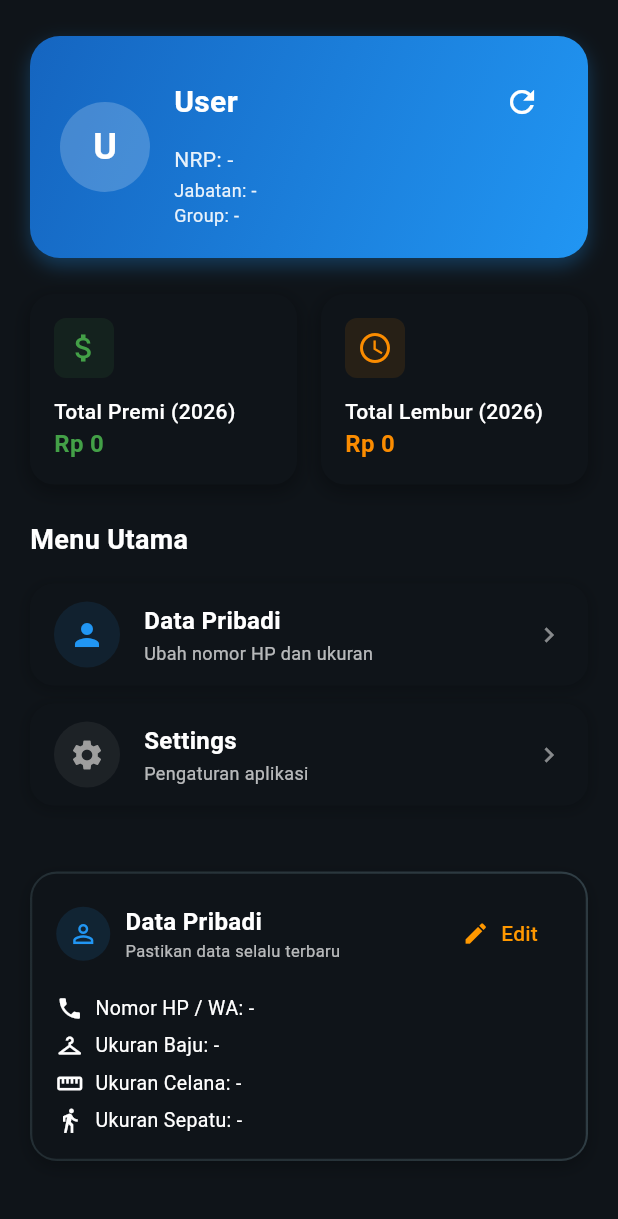
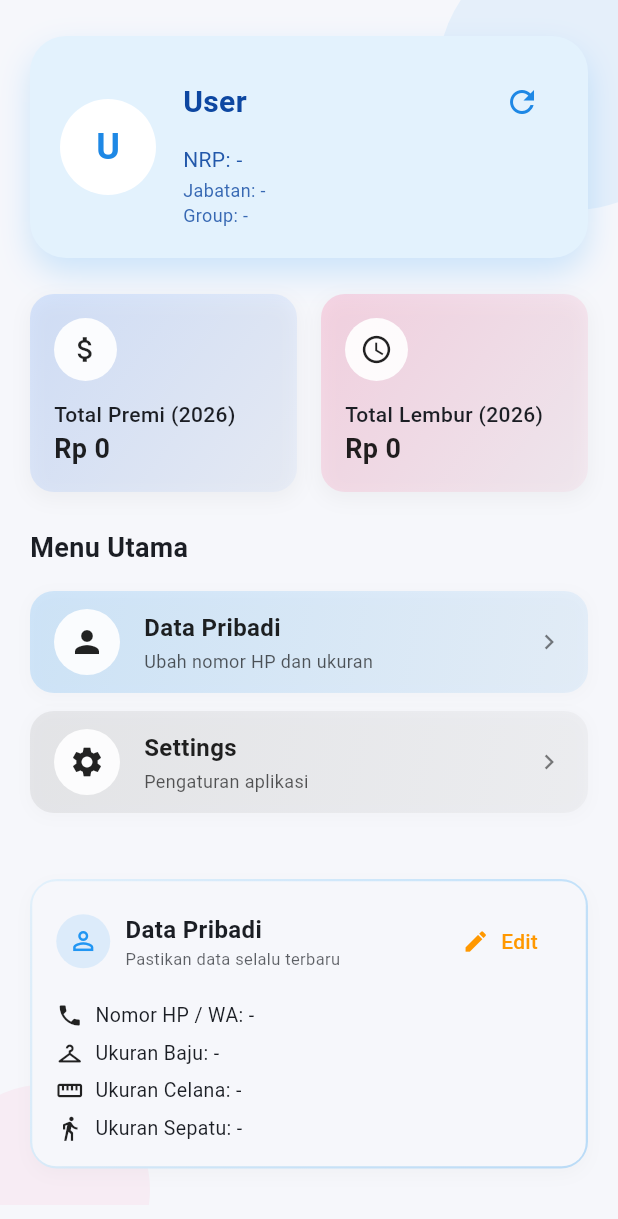
Before and after one commit to levanza1358/mti_ptk, a Flutter app: the HomePage screen opened by its route, on a phone screen of 412 x 824 dp. Shown: the top 1219 px of the screen. Run offline on Flutter 3.47's test engine with Material 3 defaults, Android fonts, the phone set to English and light mode, and no system bars; our stand-ins replace file_picker, get, open_filex, pdf, printing, share_plus and 4 more; missing offline and left inert: dart:html, excel; accounts and stored records are empty.

Commit message:
feat(theme): change default theme to light and add system theme mode
Update the app's default theme from dark to light mode and add support for system theme preference. Also enhance the color scheme with additional customizations for better visual consistency.

```diff
--- a/lib/main.dart
+++ b/lib/main.dart
@@ -55,10 +55,28 @@ class MyApp extends StatelessWidget {
       title: 'PT Multi Terminal Indonesia LR 2 Area Pontianak',
       theme: ThemeData(
         useMaterial3: true,
-        brightness: Brightness.dark,
+        brightness: Brightness.light,
         colorScheme: ColorScheme.fromSeed(
           seedColor: Colors.blue,
-          brightness: Brightness.dark,
+          brightness: Brightness.light,
+        ).copyWith(
+          primary: Colors.blue.shade600,
+          onPrimary: Colors.white,
+          primaryContainer: Colors.blue.shade50,
+          onPrimaryContainer: Colors.blue.shade900,
+          secondary: Colors.pinkAccent.shade100,
+          onSecondary: Colors.white,
+          secondaryContainer: Colors.pink.shade50,
+          onSecondaryContainer: Colors.pink.shade900,
+          surface: const Color(0xFFF6F7FB),
+          onSurface: const Color(0xFF1B1E24),
+          surfaceContainerHighest: Colors.white,
+          onSurfaceVariant: Colors.grey.shade700,
+          outline: Colors.grey.shade300,
+          outlineVariant: Colors.grey.shade200,
+          shadow: Colors.black.withValues(alpha: 0.1),
+          inverseSurface: const Color(0xFF1B1E24),
+          onInverseSurface: Colors.white,
         ),
       ),
       darkTheme: ThemeData(
@@ -100,7 +118,7 @@ class MyApp extends StatelessWidget {
           surfaceTint: Colors.blue.shade300,
         ),
       ),
-      themeMode: ThemeMode.dark,
+      themeMode: ThemeMode.system,
       initialRoute: initialRoute,
       getPages: [
         GetPage(
--- a/lib/page/home_page.dart
+++ b/lib/page/home_page.dart
@@ -12,66 +12,92 @@ class HomePage extends StatelessWidget {
     final LoginController loginController = Get.find<LoginController>();
     final HomeController homeController = Get.put(HomeController());
 
+    final isDark = Theme.of(context).brightness == Brightness.dark;
+    final background = isDark
+        ? Theme.of(context).scaffoldBackgroundColor
+        : Theme.of(context).colorScheme.surface;
+
     return Scaffold(
-      backgroundColor: Theme.of(context).scaffoldBackgroundColor,
+      backgroundColor: background,
       appBar: AppBar(
         elevation: 0,
         backgroundColor: Colors.transparent,
-        toolbarHeight: 0, // Hide AppBar but keep status bar control
+        toolbarHeight: 0,
       ),
-      body: SingleChildScrollView(
-        padding: const EdgeInsets.symmetric(horizontal: 20.0, vertical: 24.0),
+      body: Stack(
+        children: [
+          Positioned(
+            top: -40,
+            right: -60,
+            child: Container(
+              width: 180,
+              height: 180,
+              decoration: BoxDecoration(
+                shape: BoxShape.circle,
+                color: Colors.blue.withValues(alpha: 0.08),
+              ),
+            ),
+          ),
+          Positioned(
+            bottom: -60,
+            left: -40,
+            child: Container(
+              width: 140,
+              height: 140,
+              decoration: BoxDecoration(
+                shape: BoxShape.circle,
+                color: Colors.pinkAccent.withValues(alpha: 0.06),
+              ),
+            ),
+          ),
+          SingleChildScrollView(
+            padding:
+                const EdgeInsets.symmetric(horizontal: 20.0, vertical: 24.0),
             child: Column(
               crossAxisAlignment: CrossAxisAlignment.start,
               children: [
-            // User Profile + Data Pribadi
                 Obx(() {
                   final user = loginController.currentUser.value;
                   final userDetail = homeController.userDetail.value ?? {};
 
-              final nama =
-                  (userDetail['name'] ?? user?['name'] ?? 'User').toString();
-              final nrp = (userDetail['nrp'] ?? user?['nrp'] ?? '-').toString();
+                  final nama = (userDetail['name'] ?? user?['name'] ?? 'User')
+                      .toString();
+                  final nrp =
+                      (userDetail['nrp'] ?? user?['nrp'] ?? '-').toString();
                   final jabatan =
-                  (userDetail['jabatan'] ?? user?['jabatan'] ?? '-').toString();
+                      (userDetail['jabatan'] ?? user?['jabatan'] ?? '-')
+                          .toString();
                   final group =
                       (userDetail['group'] ?? user?['group'] ?? '-').toString();
 
                   return Container(
                     padding: const EdgeInsets.all(20),
                     decoration: BoxDecoration(
-                  gradient: LinearGradient(
-                    colors: [Colors.blue.shade800, Colors.blue.shade500],
-                    begin: Alignment.topLeft,
-                    end: Alignment.bottomRight,
-                  ),
-                  borderRadius: BorderRadius.circular(20),
+                      color: Theme.of(context).colorScheme.primaryContainer,
+                      borderRadius: BorderRadius.circular(24),
                       boxShadow: [
                         BoxShadow(
-                      color: Colors.blue.withValues(alpha: 0.3),
-                      blurRadius: 10,
-                      offset: const Offset(0, 5),
+                          color: Colors.blue.withValues(alpha: 0.20),
+                          blurRadius: 18,
+                          offset: const Offset(0, 10),
                         ),
                       ],
                     ),
-                child: Column(
-                  crossAxisAlignment: CrossAxisAlignment.start,
-                  children: [
-                    Row(
+                    child: Row(
                       children: [
                         CircleAvatar(
-                          radius: 30,
-                          backgroundColor: Colors.white.withValues(alpha: 0.2),
+                          radius: 32,
+                          backgroundColor: Colors.white,
                           child: Text(
                             (nama.isNotEmpty ? nama[0] : 'U').toUpperCase(),
-                            style: const TextStyle(
+                            style: TextStyle(
                               fontSize: 24,
                               fontWeight: FontWeight.bold,
-                              color: Colors.white,
+                              color: Theme.of(context).colorScheme.primary,
                             ),
                           ),
                         ),
-                        const SizedBox(width: 16),
+                        const SizedBox(width: 18),
                         Expanded(
                           child: Column(
                             crossAxisAlignment: CrossAxisAlignment.start,
@@ -81,17 +107,20 @@ class HomePage extends StatelessWidget {
                                   Expanded(
                                     child: Text(
                                       nama,
-                                      style: const TextStyle(
+                                      style: TextStyle(
                                         fontSize: 20,
                                         fontWeight: FontWeight.bold,
-                                        color: Colors.white,
+                                        color: Theme.of(context)
+                                            .colorScheme
+                                            .onPrimaryContainer,
                                       ),
                                       overflow: TextOverflow.ellipsis,
                                     ),
                                   ),
                                   IconButton(
                                     icon: const Icon(Icons.refresh),
-                                    color: Colors.white,
+                                    color:
+                                        Theme.of(context).colorScheme.primary,
                                     tooltip: 'Refresh',
                                     onPressed: () {
                                       homeController.fetchUserDetail();
@@ -105,7 +134,10 @@ class HomePage extends StatelessWidget {
                                 'NRP: $nrp',
                                 style: TextStyle(
                                   fontSize: 14,
-                                  color: Colors.white.withValues(alpha: 0.9),
+                                  color: Theme.of(context)
+                                      .colorScheme
+                                      .onPrimaryContainer
+                                      .withValues(alpha: 0.9),
                                 ),
                               ),
                               const SizedBox(height: 2),
@@ -113,14 +145,20 @@ class HomePage extends StatelessWidget {
                                 'Jabatan: $jabatan',
                                 style: TextStyle(
                                   fontSize: 12,
-                                  color: Colors.white.withValues(alpha: 0.9),
+                                  color: Theme.of(context)
+                                      .colorScheme
+                                      .onPrimaryContainer
+                                      .withValues(alpha: 0.8),
                                 ),
                               ),
                               Text(
                                 'Group: $group',
                                 style: TextStyle(
                                   fontSize: 12,
-                                  color: Colors.white.withValues(alpha: 0.9),
+                                  color: Theme.of(context)
+                                      .colorScheme
+                                      .onPrimaryContainer
+                                      .withValues(alpha: 0.8),
                                 ),
                               ),
                             ],
@@ -128,14 +166,9 @@ class HomePage extends StatelessWidget {
                         ),
                       ],
                     ),
-                  ],
-                ),
                   );
                 }),
-
                 const SizedBox(height: 24),
-
-            // Summary Section
                 Obx(() {
                   if (homeController.isLoading.value) {
                     return const Center(
@@ -156,8 +189,9 @@ class HomePage extends StatelessWidget {
                           context,
                           'Total Premi (${DateTime.now().year})',
                           '',
-                      currencyFormat.format(homeController.totalPremi.value),
-                      Colors.green.shade600,
+                          currencyFormat
+                              .format(homeController.totalPremi.value),
+                          Colors.blueAccent,
                           Icons.attach_money,
                         ),
                       ),
@@ -167,17 +201,16 @@ class HomePage extends StatelessWidget {
                           context,
                           'Total Lembur (${DateTime.now().year})',
                           '',
-                      currencyFormat.format(homeController.totalLembur.value),
-                      Colors.orange.shade600,
+                          currencyFormat
+                              .format(homeController.totalLembur.value),
+                          Colors.pinkAccent,
                           Icons.access_time,
                         ),
                       ),
                     ],
                   );
                 }),
-
                 const SizedBox(height: 24),
-
                 Text(
                   "Menu Utama",
                   style: TextStyle(
@@ -187,10 +220,9 @@ class HomePage extends StatelessWidget {
                   ),
                 ),
                 const SizedBox(height: 16),
-
-            // Menu List
                 Obx(() {
-              final permissions = loginController.currentJabatan.value ?? {};
+                  final permissions =
+                      loginController.currentJabatan.value ?? {};
 
                   // Helper to check permission
                   bool has(String key) => permissions[key] == true;
@@ -320,24 +352,27 @@ class HomePage extends StatelessWidget {
                     children: menuItems,
                   );
                 }),
-
                 const SizedBox(height: 24),
-
                 Obx(() {
                   final user = loginController.currentUser.value;
                   final userDetail = homeController.userDetail.value ?? {};
-              final isDetailLoading = homeController.isUserDetailLoading.value;
+                  final isDetailLoading =
+                      homeController.isUserDetailLoading.value;
 
                   final rawKontak =
-                  (userDetail['kontak'] ?? user?['kontak'] ?? '').toString();
-              final kontak = rawKontak.isEmpty ? '-' : _formatPhone(rawKontak);
-              final ukuranBaju = (userDetail['ukuran_baju'] ?? '-').toString();
+                      (userDetail['kontak'] ?? user?['kontak'] ?? '')
+                          .toString();
+                  final kontak =
+                      rawKontak.isEmpty ? '-' : _formatPhone(rawKontak);
+                  final ukuranBaju =
+                      (userDetail['ukuran_baju'] ?? '-').toString();
                   final ukuranCelana =
                       (userDetail['ukuran_celana'] ?? '-').toString();
                   final ukuranSepatu =
                       (userDetail['ukuran_sepatu'] ?? '-').toString();
 
-              final isDark = Theme.of(context).brightness == Brightness.dark;
+                  final isDark =
+                      Theme.of(context).brightness == Brightness.dark;
 
                   return Container(
                     margin: const EdgeInsets.only(top: 8),
@@ -385,7 +420,8 @@ class HomePage extends StatelessWidget {
                                     padding: const EdgeInsets.all(8),
                                     decoration: BoxDecoration(
                                       shape: BoxShape.circle,
-                                  color: Colors.blue.withValues(alpha: 0.12),
+                                      color:
+                                          Colors.blue.withValues(alpha: 0.12),
                                     ),
                                     child: const Icon(
                                       Icons.person_outline,
@@ -395,7 +431,8 @@ class HomePage extends StatelessWidget {
                                   ),
                                   const SizedBox(width: 10),
                                   Column(
-                                crossAxisAlignment: CrossAxisAlignment.start,
+                                    crossAxisAlignment:
+                                        CrossAxisAlignment.start,
                                     children: [
                                       Text(
                                         'Data Pribadi',
@@ -517,6 +554,8 @@ class HomePage extends StatelessWidget {
               ],
             ),
           ),
+        ],
+      ),
     );
   }
 
@@ -524,10 +563,20 @@ class HomePage extends StatelessWidget {
       String value, Color color, IconData icon) {
     final isDark = Theme.of(context).brightness == Brightness.dark;
     final hasSubtitle = subtitle.trim().isNotEmpty;
+
+    final bgGradient = LinearGradient(
+      colors: [
+        color.withValues(alpha: isDark ? 0.35 : 0.18),
+        color.withValues(alpha: isDark ? 0.15 : 0.05),
+      ],
+      begin: Alignment.topLeft,
+      end: Alignment.bottomRight,
+    );
+
     return Container(
       padding: const EdgeInsets.all(16),
       decoration: BoxDecoration(
-        color: Theme.of(context).cardColor,
+        gradient: bgGradient,
         borderRadius: BorderRadius.circular(16),
         boxShadow: [
           BoxShadow(
@@ -544,12 +593,16 @@ class HomePage extends StatelessWidget {
         crossAxisAlignment: CrossAxisAlignment.start,
         children: [
           Container(
-            padding: const EdgeInsets.all(8),
+            padding: const EdgeInsets.all(10),
             decoration: BoxDecoration(
-              color: color.withValues(alpha: 0.1),
-              borderRadius: BorderRadius.circular(8),
+              color: Colors.white.withValues(alpha: isDark ? 0.08 : 0.9),
+              shape: BoxShape.circle,
             ),
-            child: Icon(icon, color: color, size: 24),
+            child: Icon(
+              icon,
+              color: isDark ? color : Colors.black87,
+              size: 22,
+            ),
           ),
           const SizedBox(height: 12),
           Text(
@@ -557,7 +610,7 @@ class HomePage extends StatelessWidget {
             style: TextStyle(
               fontSize: 14,
               fontWeight: FontWeight.w500,
-              color: Theme.of(context).textTheme.bodyMedium?.color,
+              color: Theme.of(context).colorScheme.onSurface,
             ),
           ),
           if (hasSubtitle)
@@ -572,9 +625,9 @@ class HomePage extends StatelessWidget {
           Text(
             value,
             style: TextStyle(
-              fontSize: 16,
+              fontSize: 18,
               fontWeight: FontWeight.bold,
-              color: color,
+              color: isDark ? Colors.white : Colors.black87,
             ),
           ),
         ],
@@ -585,10 +638,19 @@ class HomePage extends StatelessWidget {
   Widget _buildMenuTile(BuildContext context, String title, String subtitle,
       IconData icon, Color color, VoidCallback onTap) {
     final isDark = Theme.of(context).brightness == Brightness.dark;
+    final gradient = LinearGradient(
+      colors: [
+        color.withValues(alpha: isDark ? 0.35 : 0.18),
+        color.withValues(alpha: isDark ? 0.2 : 0.08),
+      ],
+      begin: Alignment.topLeft,
+      end: Alignment.bottomRight,
+    );
+
     return Container(
       margin: const EdgeInsets.only(bottom: 12),
       decoration: BoxDecoration(
-        color: Theme.of(context).cardColor,
+        gradient: gradient,
         borderRadius: BorderRadius.circular(16),
         boxShadow: [
           BoxShadow(
@@ -613,10 +675,14 @@ class HomePage extends StatelessWidget {
                 Container(
                   padding: const EdgeInsets.all(10),
                   decoration: BoxDecoration(
-                    color: color.withValues(alpha: 0.1),
+                    color: Colors.white.withValues(alpha: isDark ? 0.1 : 0.9),
                     shape: BoxShape.circle,
                   ),
-                  child: Icon(icon, color: color, size: 24),
+                  child: Icon(
+                    icon,
+                    color: isDark ? color : Colors.black87,
+                    size: 24,
+                  ),
                 ),
                 const SizedBox(width: 16),
                 Expanded(
@@ -628,7 +694,7 @@ class HomePage extends StatelessWidget {
                         style: TextStyle(
                           fontSize: 16,
                           fontWeight: FontWeight.bold,
-                          color: Theme.of(context).textTheme.bodyLarge?.color,
+                          color: isDark ? Colors.white : Colors.black87,
                         ),
                       ),
                       const SizedBox(height: 2),
@@ -636,11 +702,9 @@ class HomePage extends StatelessWidget {
                         subtitle,
                         style: TextStyle(
                           fontSize: 12,
-                          color: Theme.of(context)
-                              .textTheme
-                              .bodyMedium
-                              ?.color
-                              ?.withValues(alpha: 0.7),
+                          color: isDark
+                              ? Colors.white.withValues(alpha: 0.8)
+                              : Colors.black.withValues(alpha: 0.65),
                         ),
                       ),
                     ],
@@ -648,11 +712,9 @@ class HomePage extends StatelessWidget {
                 ),
                 Icon(
                   Icons.chevron_right,
-                  color: Theme.of(context)
-                          .iconTheme
-                          .color
-                          ?.withValues(alpha: 0.5) ??
-                      Colors.grey,
+                  color: isDark
+                      ? Colors.white.withValues(alpha: 0.8)
+                      : Colors.black.withValues(alpha: 0.5),
                   size: 20,
                 ),
               ],
```
Lines whose indentation alone changed are shown as unchanged.
